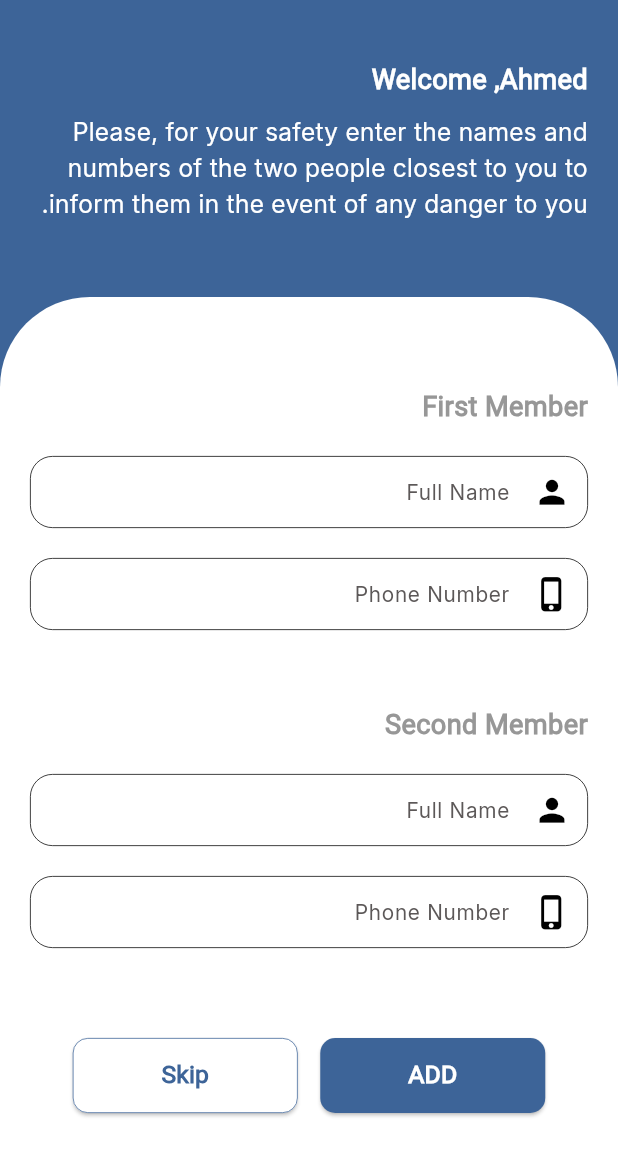
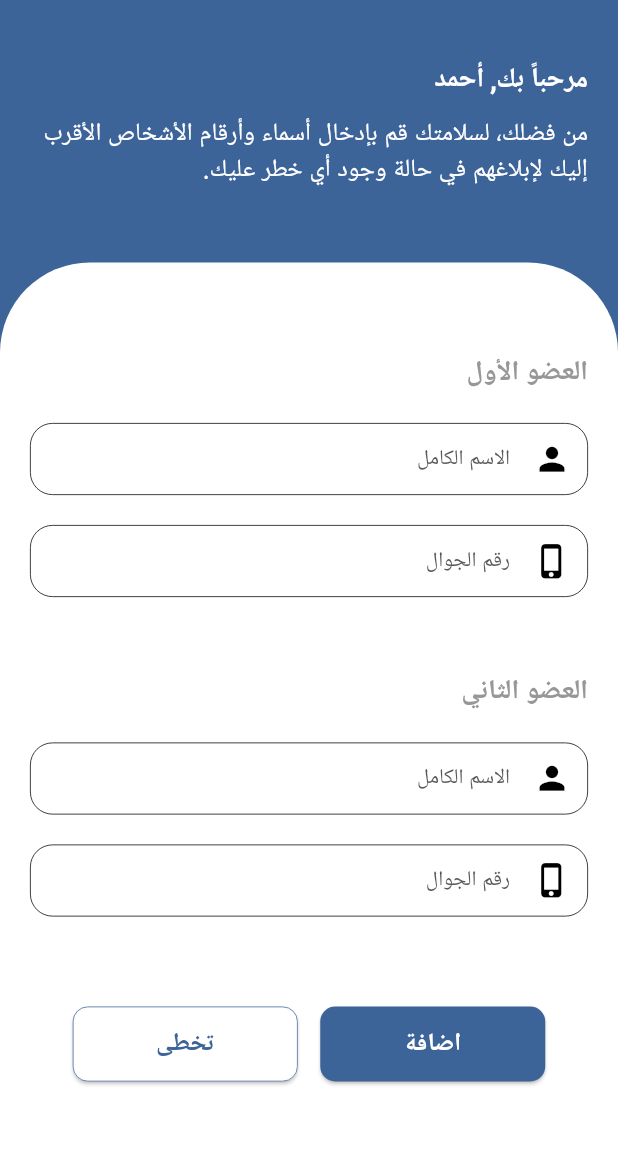
Before and after one commit to GraduationTeam12/Owner_Application, a Flutter app: the AddMembersScreen screen opened directly, on a phone screen of 412 x 824 dp. Shown: the top 1156 px of the screen. Run offline on Flutter 3.47's test engine with Material 3 defaults, Android fonts, the phone set to English and light mode, and no system bars; our stand-ins replace dartz, device_preview, dio, easy_localization, expandable_page_view, firebase_core and 13 more; accounts and stored records are empty.

Commit message:
fixing_bug

```diff
--- a/assets/translations/ar.json
+++ b/assets/translations/ar.json
@@ -13,7 +13,13 @@
     "confirmPassword" : "تأكيد كلمة المرور",
     "login" : "تسجيل الدخول",
     "sendCode" : "ارسل الرمز",
-    "confirm" : "تأكيد"
+    "confirm" : "تأكيد",
+    "firstMemeber" : "العضو الأول",
+    "secondMemeber" : "العضو الثاني",
+    "fullName" : "الاسم الكامل",
+    "add" : "اضافة",
+    "skip" : "تخطى",
+    "title" : "من فضلك، لسلامتك قم بإدخال أسماء وأرقام الأشخاص الأقرب إليك لإبلاغهم في حالة وجود أي خطر عليك."
   },
 
   "onBoarding" : {
--- a/lib/main.dart
+++ b/lib/main.dart
@@ -69,7 +69,7 @@ class MyApp extends StatelessWidget {
       ),
       onGenerateRoute: appRouter.generationRoute,
       initialRoute: token == null ? splashScreen : homePageScreen,
-      // initialRoute:  onBoardingScreen,
+      //  initialRoute:  addMembersScreen,
     );
   }
 }
--- a/lib/presentation/screens/owner_screens/add_members_screen.dart
+++ b/lib/presentation/screens/owner_screens/add_members_screen.dart
@@ -1,11 +1,14 @@
 import 'dart:developer';
 
+import 'package:easy_localization/easy_localization.dart';
 import 'package:firebase_core/firebase_core.dart';
 import 'package:firebase_messaging/firebase_messaging.dart';
 import 'package:flutter/material.dart';
+import 'package:user_app/constants/app_constants.dart';
 import 'package:user_app/constants/app_style.dart';
 import 'package:user_app/constants/colors.dart';
 import 'package:user_app/core/cache/cache_helper.dart';
+import 'package:user_app/generated/locale_keys.g.dart';
 import 'package:user_app/presentation/widgets/add_member_form.dart';
 import 'package:user_app/presentation/widgets/local_notifications.dart';
 
@@ -69,7 +72,7 @@ class AddMembersScreenState extends State<AddMembersScreen> {
                 crossAxisAlignment: CrossAxisAlignment.start,
                 children: [
                   Text(
-                    'Welcome ,Ahmed',
+                    AppConstants.lang == 'ar' ?  "مرحباً بك, أحمد" : 'Welcome ,Ahmed',
                     style: AppStyle.styleSemiBold22(context)
                         .copyWith(color: Colors.white),
                   ),
@@ -77,7 +80,7 @@ class AddMembersScreenState extends State<AddMembersScreen> {
                     height: 10,
                   ),
                   Text(
-                    'Please, for your safety enter the names and numbers of the two people closest to you to inform them in the event of any danger to you.',
+                   LocaleKeys.Authentication_title.tr(),
                     style: AppStyle.styleRegular20(context)
                         .copyWith(color: Colors.white),
                   ),
--- a/lib/presentation/widgets/add_member_form.dart
+++ b/lib/presentation/widgets/add_member_form.dart
@@ -1,7 +1,9 @@
+import 'package:easy_localization/easy_localization.dart';
 import 'package:flutter/material.dart';
 import 'package:user_app/constants/app_style.dart';
 import 'package:user_app/constants/colors.dart';
 import 'package:user_app/constants/pages_name.dart';
+import 'package:user_app/generated/locale_keys.g.dart';
 import 'package:user_app/presentation/widgets/forgot_password_email_field.dart';
 
 class AddMemberForm extends StatelessWidget {
@@ -28,7 +30,7 @@ class AddMemberForm extends StatelessWidget {
             crossAxisAlignment: CrossAxisAlignment.start,
             children: [
               Text(
-                'First Member',
+                LocaleKeys.Authentication_firstMemeber.tr(),
                 style: AppStyle.styleSemiBold22(context)
                     .copyWith(color: Color(0xFF979797)),
               ),
@@ -53,7 +55,7 @@ class AddMemberForm extends StatelessWidget {
                         size: MediaQuery.sizeOf(context).width > 600 ? 40 : 25,
                       ),
                     ),
-                    labelText: "Full Name",
+                    labelText: LocaleKeys.Authentication_fullName.tr(),
                     labelStyle: AppStyle.styleRegular17(context),
                     enabledBorder: OutlineInputBorder(
                         borderRadius: BorderRadius.circular(15),
@@ -102,7 +104,7 @@ class AddMemberForm extends StatelessWidget {
                         size: MediaQuery.sizeOf(context).width > 600 ? 40 : 25,
                       ),
                     ),
-                    labelText: "Phone Number",
+                    labelText: LocaleKeys.Authentication_phoneNumber.tr(),
                     labelStyle: AppStyle.styleRegular17(context),
                     enabledBorder: OutlineInputBorder(
                         borderRadius: BorderRadius.circular(15),
@@ -134,7 +136,7 @@ class AddMemberForm extends StatelessWidget {
                 height: 50,
               ),
               Text(
-                'Second Member',
+                LocaleKeys.Authentication_secondMemeber.tr(),
                 style: AppStyle.styleSemiBold22(context)
                     .copyWith(color: Color(0xFF979797)),
               ),
@@ -159,7 +161,7 @@ class AddMemberForm extends StatelessWidget {
                         size: MediaQuery.sizeOf(context).width > 600 ? 40 : 25,
                       ),
                     ),
-                    labelText: "Full Name",
+                    labelText: LocaleKeys.Authentication_fullName.tr(),
                     labelStyle: AppStyle.styleRegular17(context),
                     enabledBorder: OutlineInputBorder(
                         borderRadius: BorderRadius.circular(15),
@@ -208,7 +210,7 @@ class AddMemberForm extends StatelessWidget {
                         size: MediaQuery.sizeOf(context).width > 600 ? 40 : 25,
                       ),
                     ),
-                    labelText: "Phone Number",
+                    labelText: LocaleKeys.Authentication_phoneNumber.tr(),
                     labelStyle: AppStyle.styleRegular17(context),
                     enabledBorder: OutlineInputBorder(
                         borderRadius: BorderRadius.circular(15),
@@ -255,7 +257,7 @@ class AddMemberForm extends StatelessWidget {
                               context, carSplashScreen);
                         },
                         child: Text(
-                          'ADD',
+                          LocaleKeys.Authentication_add.tr(),
                           style: AppStyle.styleBold20(context)
                               .copyWith(color: Colors.white),
                         )),
@@ -278,7 +280,7 @@ class AddMemberForm extends StatelessWidget {
                           Navigator.pushReplacementNamed(context, carSplashScreen);
                         },
                         child: Text(
-                          'Skip',
+                          LocaleKeys.Authentication_skip.tr(),
                           style: AppStyle.styleBold20(context)
                               .copyWith(color: MyColors.premiumColor),
                         )),
```
Also changed, not shown: assets/translations/en.json (+7 -1 lines), lib/presentation/widgets/my_drawer.dart (+6 -8 lines), lib/generated/codegen_loader.g.dart, lib/generated/locale_keys.g.dart.
